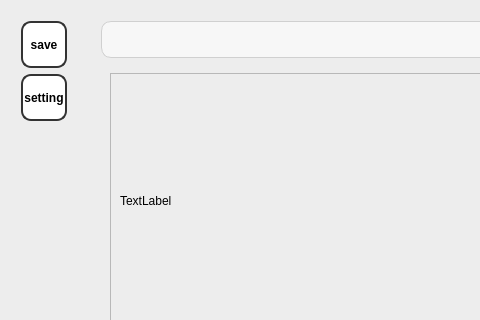
HYPER-MOB/2025ESWContest_mobility_6099, file MainView/mainview.ui: the form before one commit; both pictures show x 0 to 480 and y 0 to 320 of the 1024 by 600 pixel window.
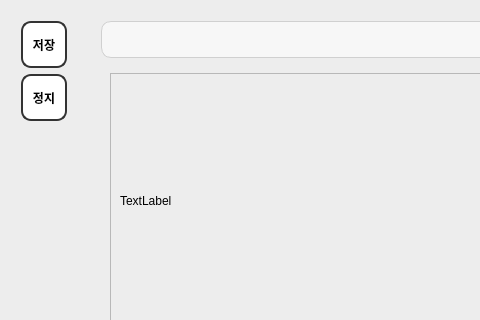
The form after the commit.

Commit message:
[DCU] fix : 메인 뷰 버튼 변경
- 메인 뷰 버튼을 주행 및 정지로 변경
- 메인 뷰 시작을 설정 뷰로 세팅

Diff of the .ui file:
```diff
--- a/MainView/mainview.ui
+++ b/MainView/mainview.ui
@@ -153,7 +153,7 @@
         <item>
          <widget class="QToolButton" name="btnSave">
           <property name="text">
-           <string>save</string>
+           <string>저장</string>
           </property>
           <property name="autoRaise">
            <bool>true</bool>
@@ -163,7 +163,7 @@
         <item>
          <widget class="QToolButton" name="btnMenu">
           <property name="text">
-           <string>setting</string>
+           <string>정지</string>
           </property>
           <property name="autoRaise">
            <bool>true</bool>
```
The commit also changes 1 other file.
